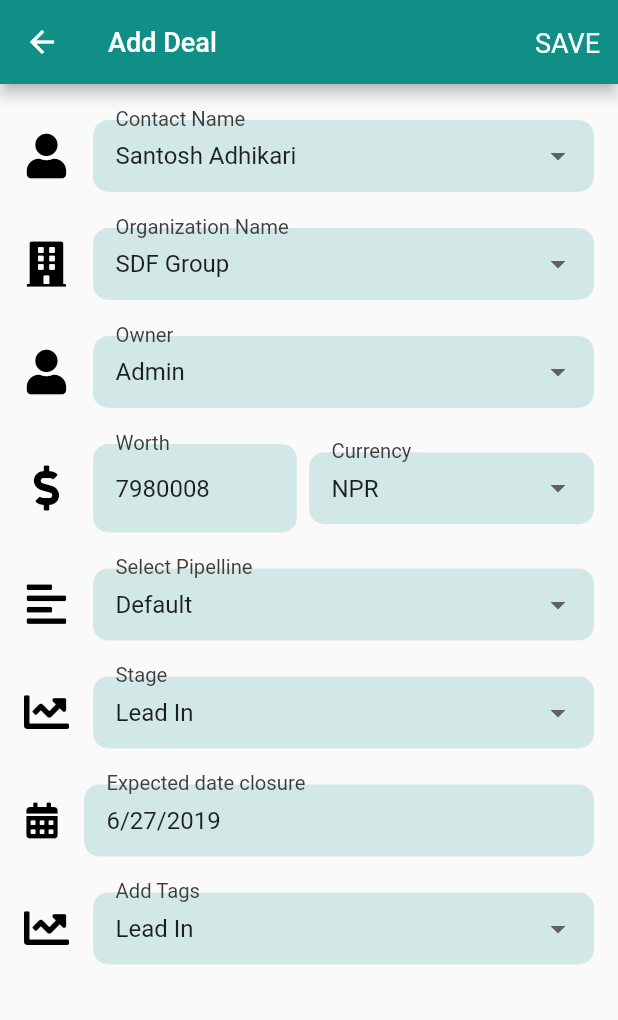
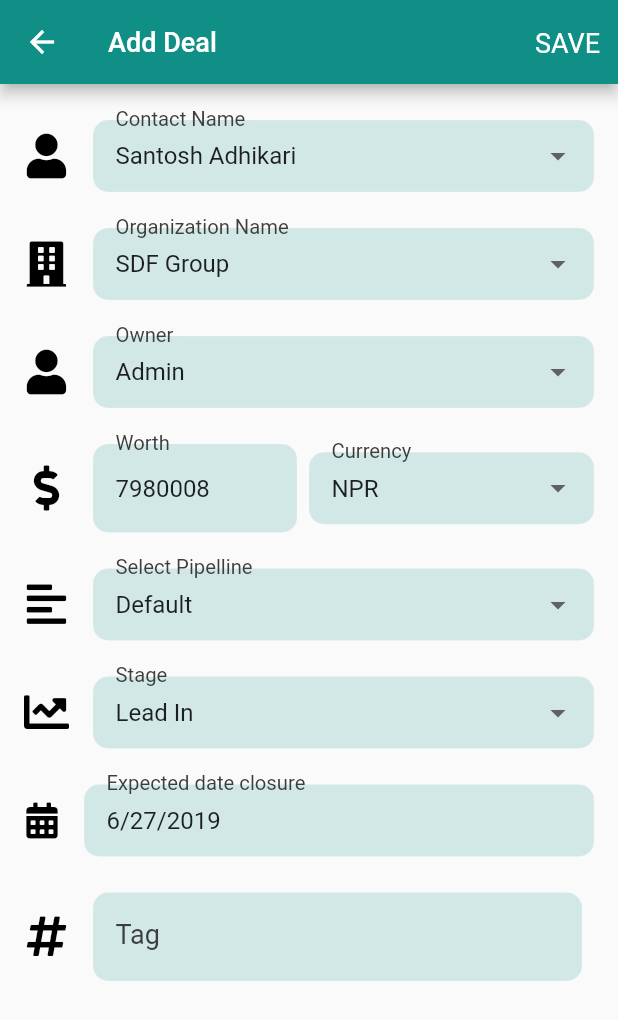
Before and after one commit to divyashrestha2019/oldDatabase, a Flutter app: the screen it shows after launch, on a phone screen of 412 x 824 dp. Shown: the top 1020 px of the screen. Run offline on Flutter 3.47's test engine with Material 2 defaults, Android fonts, the phone set to English and light mode, and no system bars; drawn by our look-alikes of flutter_form_builder; our stand-ins replace datetime_picker_formfield, flutter_svg, font_awesome_flutter, image_picker, modal_progress_hud; missing offline and left inert: frideos, frideos_core; Roboto replaces fonts that are missing (sans serif).

Commit message:
add deal customization

```diff
--- a/lib/screen/add_deal.dart
+++ b/lib/screen/add_deal.dart
@@ -339,40 +339,35 @@ class _AddDealState extends State<AddDeal> {
                     ),
                     const SizedBox(height: 24.0),
                     DropdownButtonHideUnderline(
-                      child: Container(
-                        child: FormBuilderDropdown(
-                          attribute: "tag",
-                          decoration: InputDecoration(
+                      child: Padding(
+                        padding: const EdgeInsets.only(right: 8.0),
+                        child: TextFormField(
+                          decoration: const InputDecoration(
                             contentPadding: EdgeInsets.symmetric(
-                                horizontal: 15.0, vertical: 4.0),
+                                horizontal: 15.0, vertical: 20.0),
                             enabledBorder: OutlineInputBorder(
                               borderRadius: BorderRadius.all(
                                 Radius.circular(10.0),
                               ),
-                              borderSide:
-                              BorderSide(color: Colors.white, width: 0.1),
+                              borderSide: BorderSide(
+                                  color: Colors.white, width: 0.1),
                             ),
                             filled: true,
-                            fillColor: Color(0xffD2E8E6),
                             icon: Icon(
-                              FontAwesomeIcons.chartLine,
+                              FontAwesomeIcons.hashtag,
                               color: Colors.black,
                               size: 30.0,
                             ),
-                            labelText: 'Add Tags',
+                            labelText: 'Tag',
                             labelStyle: TextStyle(
                                 fontSize: 18.0,
                                 color: Color.fromRGBO(61, 61, 61, 1)),
+                            fillColor: Color(0xffD2E8E6),
                           ),
-                          initialValue: 'Lead In',
-                          items: ['Lead In', 'Lost', 'Other']
-                              .map((person) => DropdownMenuItem(
-                              value: person, child: Text("$person")))
-                              .toList(),
+                          maxLines: 1,
                         ),
                       ),
                     ),
-
                   ],
                 ),
               ),
```
